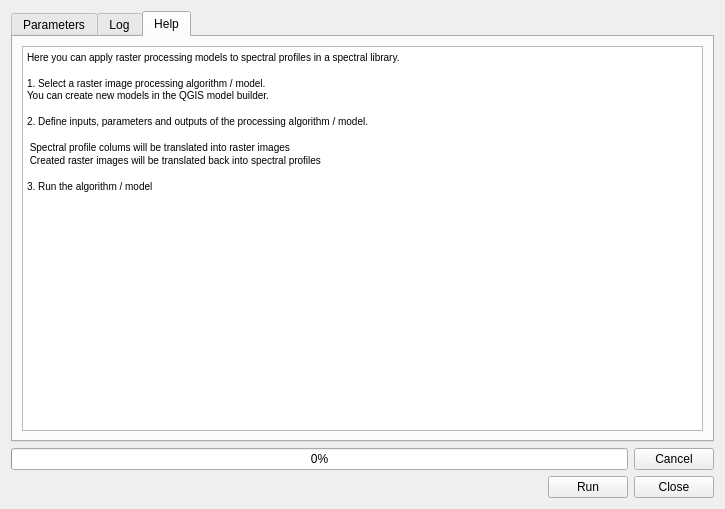
Before: the Qt Designer form qps/speclib/ui/spectralprocessingwidget.ui in EnMAP-Box/qgispluginsupport, drawn with Qt 5.
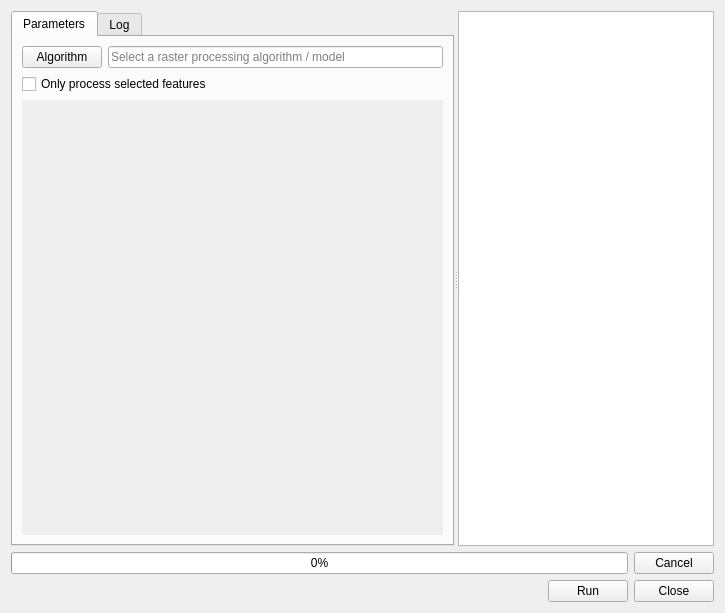
After: the same form once the commit is applied. The open tabs and pages were chosen to show the change. Icons and pictures are not drawn.

```diff
--- a/qps/speclib/ui/spectralprocessingwidget.ui
+++ b/qps/speclib/ui/spectralprocessingwidget.ui
@@ -7,7 +7,7 @@
     <x>0</x>
     <y>0</y>
     <width>725</width>
-    <height>509</height>
+    <height>613</height>
    </rect>
   </property>
   <property name="sizePolicy">
@@ -118,8 +118,8 @@
             <rect>
              <x>0</x>
              <y>0</y>
-             <width>675</width>
-             <height>292</height>
+             <width>413</width>
+             <height>396</height>
             </rect>
            </property>
           </widget>
@@ -199,33 +199,18 @@
         </item>
        </layout>
       </widget>
-      <widget class="QWidget" name="tabHelp">
-       <attribute name="title">
-        <string>Help</string>
-       </attribute>
-       <layout class="QHBoxLayout" name="horizontalLayout_3">
-        <item>
-         <widget class="QTextBrowser" name="textBrowser">
-          <property name="html">
-           <string>&lt;!DOCTYPE HTML PUBLIC &quot;-//W3C//DTD HTML 4.0//EN&quot; &quot;http://www.w3.org/TR/REC-html40/strict.dtd&quot;&gt;
+     </widget>
+     <widget class="QTextBrowser" name="tbHelp">
+      <property name="html">
+       <string>&lt;!DOCTYPE HTML PUBLIC &quot;-//W3C//DTD HTML 4.0//EN&quot; &quot;http://www.w3.org/TR/REC-html40/strict.dtd&quot;&gt;
 &lt;html&gt;&lt;head&gt;&lt;meta name=&quot;qrichtext&quot; content=&quot;1&quot; /&gt;&lt;style type=&quot;text/css&quot;&gt;
 p, li { white-space: pre-wrap; }
 &lt;/style&gt;&lt;/head&gt;&lt;body style=&quot; font-family:'MS Shell Dlg 2'; font-size:7.8pt; font-weight:400; font-style:normal;&quot;&gt;
-&lt;p style=&quot; margin-top:0px; margin-bottom:0px; margin-left:0px; margin-right:0px; -qt-block-indent:0; text-indent:0px;&quot;&gt;Here you can apply raster processing models to spectral profiles in a spectral library.&lt;/p&gt;
-&lt;p style=&quot;-qt-paragraph-type:empty; margin-top:0px; margin-bottom:0px; margin-left:0px; margin-right:0px; -qt-block-indent:0; text-indent:0px;&quot;&gt;&lt;br /&gt;&lt;/p&gt;
-&lt;p style=&quot; margin-top:0px; margin-bottom:0px; margin-left:0px; margin-right:0px; -qt-block-indent:0; text-indent:0px;&quot;&gt;1. Select a raster image processing algorithm / model. &lt;br /&gt;You can create new models in the QGIS model builder.&lt;/p&gt;
-&lt;p style=&quot;-qt-paragraph-type:empty; margin-top:0px; margin-bottom:0px; margin-left:0px; margin-right:0px; -qt-block-indent:0; text-indent:0px;&quot;&gt;&lt;br /&gt;&lt;/p&gt;
-&lt;p style=&quot; margin-top:0px; margin-bottom:0px; margin-left:0px; margin-right:0px; -qt-block-indent:0; text-indent:0px;&quot;&gt;2. Define inputs, parameters and outputs of the processing algorithm / model.&lt;/p&gt;
-&lt;p style=&quot;-qt-paragraph-type:empty; margin-top:0px; margin-bottom:0px; margin-left:0px; margin-right:0px; -qt-block-indent:0; text-indent:0px;&quot;&gt;&lt;br /&gt;&lt;/p&gt;
-&lt;p style=&quot; margin-top:0px; margin-bottom:0px; margin-left:0px; margin-right:0px; -qt-block-indent:0; text-indent:0px;&quot;&gt; Spectral profile colums will be translated into raster images&lt;/p&gt;
-&lt;p style=&quot; margin-top:0px; margin-bottom:0px; margin-left:0px; margin-right:0px; -qt-block-indent:0; text-indent:0px;&quot;&gt; Created raster images will be translated back into spectral profiles&lt;/p&gt;
-&lt;p style=&quot;-qt-paragraph-type:empty; margin-top:0px; margin-bottom:0px; margin-left:0px; margin-right:0px; -qt-block-indent:0; text-indent:0px;&quot;&gt;&lt;br /&gt;&lt;/p&gt;
-&lt;p style=&quot; margin-top:0px; margin-bottom:0px; margin-left:0px; margin-right:0px; -qt-block-indent:0; text-indent:0px;&quot;&gt;3. Run the algorithm / model&lt;/p&gt;&lt;/body&gt;&lt;/html&gt;</string>
-          </property>
-         </widget>
-        </item>
-       </layout>
-      </widget>
+&lt;p style=&quot;-qt-paragraph-type:empty; margin-top:0px; margin-bottom:0px; margin-left:0px; margin-right:0px; -qt-block-indent:0; text-indent:0px;&quot;&gt;&lt;br /&gt;&lt;/p&gt;&lt;/body&gt;&lt;/html&gt;</string>
+      </property>
+      <property name="placeholderText">
+       <string/>
+      </property>
      </widget>
     </widget>
    </item>
```
Left out of the diff: 2 changed lines with no effect on the pictures.
